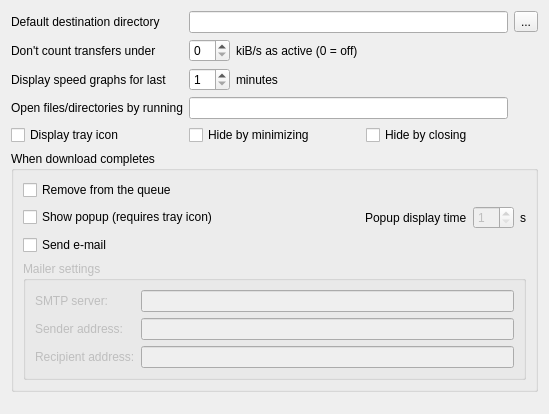
Before: the Qt Designer form SettingsGeneralForm.ui in LubosD/fatrat, drawn with Qt 5.
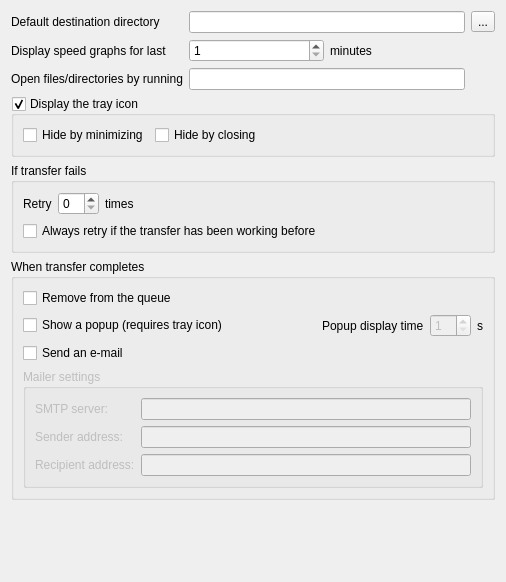
After: the same form once the commit is applied.

Commit message: FatRat should be able to retry failed transfers

```diff
--- a/SettingsGeneralForm.ui
+++ b/SettingsGeneralForm.ui
@@ -5,8 +5,8 @@
    <rect>
     <x>0</x>
     <y>0</y>
-    <width>549</width>
-    <height>414</height>
+    <width>506</width>
+    <height>582</height>
    </rect>
   </property>
   <property name="windowTitle" >
@@ -31,78 +31,125 @@
     </widget>
    </item>
    <item row="1" column="0" >
-    <widget class="QLabel" name="label_2" >
-     <property name="text" >
-      <string>Don't count transfers under</string>
-     </property>
-    </widget>
-   </item>
-   <item row="1" column="1" >
-    <widget class="QSpinBox" name="spinSpeedThreshold" />
-   </item>
-   <item row="1" column="2" >
-    <widget class="QLabel" name="label_3" >
-     <property name="sizePolicy" >
-      <sizepolicy vsizetype="Preferred" hsizetype="Expanding" >
-       <horstretch>0</horstretch>
-       <verstretch>0</verstretch>
-      </sizepolicy>
-     </property>
-     <property name="text" >
-      <string>kiB/s as active (0 = off)</string>
-     </property>
-    </widget>
-   </item>
-   <item row="2" column="0" >
     <widget class="QLabel" name="label_9" >
      <property name="text" >
       <string>Display speed graphs for last</string>
      </property>
     </widget>
    </item>
-   <item row="2" column="1" >
+   <item row="1" column="1" >
     <widget class="QSpinBox" name="spinGraphMinutes" >
      <property name="minimum" >
       <number>1</number>
      </property>
     </widget>
    </item>
-   <item row="2" column="2" >
+   <item row="1" column="2" >
     <widget class="QLabel" name="label_10" >
      <property name="text" >
       <string>minutes</string>
      </property>
     </widget>
    </item>
+   <item row="2" column="0" >
+    <widget class="QLabel" name="label_11" >
+     <property name="text" >
+      <string>Open files/directories by running</string>
+     </property>
+    </widget>
+   </item>
+   <item row="2" column="1" colspan="2" >
+    <widget class="QLineEdit" name="lineFileExec" />
+   </item>
+   <item row="3" column="0" colspan="4" >
+    <widget class="QGroupBox" name="checkTrayIcon" >
+     <property name="title" >
+      <string>Display the tray icon</string>
+     </property>
+     <property name="checkable" >
+      <bool>true</bool>
+     </property>
+     <layout class="QGridLayout" >
+      <item row="0" column="0" >
+       <widget class="QCheckBox" name="checkHideMinimize" >
+        <property name="text" >
+         <string>Hide by minimizing</string>
+        </property>
+       </widget>
+      </item>
+      <item row="0" column="1" >
+       <widget class="QCheckBox" name="checkHideClose" >
+        <property name="text" >
+         <string>Hide by closing</string>
+        </property>
+       </widget>
+      </item>
+      <item row="0" column="2" >
+       <spacer>
+        <property name="orientation" >
+         <enum>Qt::Horizontal</enum>
+        </property>
+        <property name="sizeHint" >
+         <size>
+          <width>40</width>
+          <height>20</height>
+         </size>
+        </property>
+       </spacer>
+      </item>
+     </layout>
+    </widget>
+   </item>
    <item row="4" column="0" colspan="4" >
-    <layout class="QHBoxLayout" >
-     <item>
-      <widget class="QCheckBox" name="checkTrayIcon" >
-       <property name="text" >
-        <string>Display tray icon</string>
-       </property>
-      </widget>
-     </item>
-     <item>
-      <widget class="QCheckBox" name="checkHideMinimize" >
-       <property name="text" >
-        <string>Hide by minimizing</string>
-       </property>
-      </widget>
-     </item>
-     <item>
-      <widget class="QCheckBox" name="checkHideClose" >
-       <property name="text" >
-        <string>Hide by closing</string>
-       </property>
-      </widget>
-     </item>
-    </layout>
+    <widget class="QGroupBox" name="groupBox_3" >
+     <property name="title" >
+      <string>If transfer fails</string>
+     </property>
+     <layout class="QGridLayout" >
+      <item row="0" column="0" >
+       <widget class="QLabel" name="label_2" >
+        <property name="text" >
+         <string>Retry</string>
+        </property>
+       </widget>
+      </item>
+      <item row="0" column="1" >
+       <widget class="QSpinBox" name="spinRetry" />
+      </item>
+      <item row="0" column="2" >
+       <widget class="QLabel" name="label_3" >
+        <property name="text" >
+         <string>times</string>
+        </property>
+       </widget>
+      </item>
+      <item row="0" column="3" >
+       <spacer>
+        <property name="orientation" >
+         <enum>Qt::Horizontal</enum>
+        </property>
+        <property name="sizeHint" >
+         <size>
+          <width>40</width>
+          <height>20</height>
+         </size>
+        </property>
+       </spacer>
+      </item>
+      <item row="1" column="0" colspan="4" >
+       <widget class="QCheckBox" name="checkRetryWorking" >
+        <property name="text" >
+         <string>Always retry if the transfer has been working before</string>
+        </property>
+       </widget>
+      </item>
+     </layout>
+    </widget>
    </item>
    <item row="5" column="0" colspan="4" >
     <widget class="QGroupBox" name="groupBox" >
      <property name="title" >
-      <string>When download completes</string>
+      <string>When transfer completes</string>
      </property>
      <layout class="QGridLayout" >
       <property name="leftMargin" >
@@ -146,7 +193,7 @@
          </sizepolicy>
         </property>
         <property name="text" >
-         <string>Show popup (requires tray icon)</string>
+         <string>Show a popup (requires tray icon)</string>
         </property>
        </widget>
       </item>
@@ -213,7 +260,7 @@
       <item row="2" column="0" >
        <widget class="QCheckBox" name="checkEmail" >
         <property name="text" >
-         <string>Send e-mail</string>
+         <string>Send an e-mail</string>
         </property>
        </widget>
       </item>
@@ -251,21 +298,11 @@
      <property name="sizeHint" >
       <size>
        <width>20</width>
-       <height>40</height>
+       <height>31</height>
       </size>
      </property>
     </spacer>
    </item>
-   <item row="3" column="0" >
-    <widget class="QLabel" name="label_11" >
-     <property name="text" >
-      <string>Open files/directories by running</string>
-     </property>
-    </widget>
-   </item>
-   <item row="3" column="1" colspan="2" >
-    <widget class="QLineEdit" name="lineFileExec" />
-   </item>
   </layout>
  </widget>
  <tabstops>
```
Left out of the diff: 34 changed lines with no effect on the pictures. The commit also changes 15 other files.
